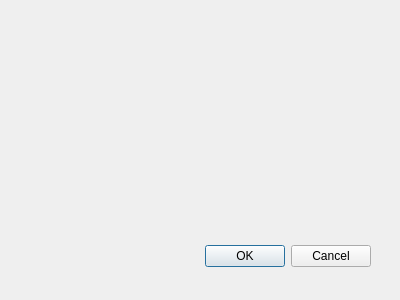
First picture: the form in data-transfer-dialog.ui, repository liuqiang12/UIBasePlatformFrame, before the edit.
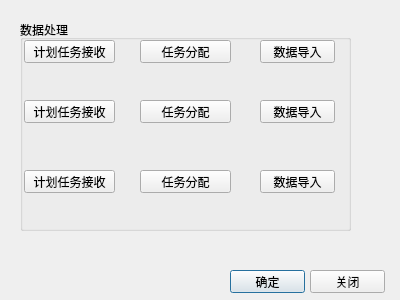
Second picture: the form after the edit.

Patch:
```diff
--- a/data-transfer-dialog.ui
+++ b/data-transfer-dialog.ui
@@ -15,21 +15,161 @@
   <property name="windowTitle">
    <string>Dialog</string>
   </property>
-  <widget name="buttonBox" class="QDialogButtonBox">
+  <widget class="QPushButton" name="pushButton">
    <property name="geometry">
     <rect>
-     <x>30</x>
-     <y>240</y>
-     <width>341</width>
-     <height>32</height>
+     <x>230</x>
+     <y>270</y>
+     <width>75</width>
+     <height>23</height>
     </rect>
    </property>
-   <property name="orientation">
-    <enum>Qt::Horizontal</enum>
+   <property name="text">
+    <string>确定</string>
    </property>
-   <property name="standardButtons">
-    <set>QDialogButtonBox::Cancel|QDialogButtonBox::Ok</set>
+  </widget>
+  <widget class="QPushButton" name="pushButton_2">
+   <property name="geometry">
+    <rect>
+     <x>310</x>
+     <y>270</y>
+     <width>75</width>
+     <height>23</height>
+    </rect>
    </property>
+   <property name="text">
+    <string>关闭</string>
+   </property>
+  </widget>
+  <widget class="QGroupBox" name="groupBox">
+   <property name="geometry">
+    <rect>
+     <x>20</x>
+     <y>20</y>
+     <width>331</width>
+     <height>211</height>
+    </rect>
+   </property>
+   <property name="title">
+    <string>数据处理</string>
+   </property>
+   <widget class="QPushButton" name="pushButton_3">
+    <property name="geometry">
+     <rect>
+      <x>4</x>
+      <y>20</y>
+      <width>91</width>
+      <height>23</height>
+     </rect>
+    </property>
+    <property name="text">
+     <string>计划任务接收</string>
+    </property>
+   </widget>
+   <widget class="QPushButton" name="pushButton_4">
+    <property name="geometry">
+     <rect>
+      <x>120</x>
+      <y>20</y>
+      <width>91</width>
+      <height>23</height>
+     </rect>
+    </property>
+    <property name="text">
+     <string>任务分配</string>
+    </property>
+   </widget>
+   <widget class="QPushButton" name="pushButton_5">
+    <property name="geometry">
+     <rect>
+      <x>240</x>
+      <y>20</y>
+      <width>75</width>
+      <height>23</height>
+     </rect>
+    </property>
+    <property name="text">
+     <string>数据导入</string>
+    </property>
+   </widget>
+   <widget class="QPushButton" name="pushButton_6">
+    <property name="geometry">
+     <rect>
+      <x>240</x>
+      <y>80</y>
+      <width>75</width>
+      <height>23</height>
+     </rect>
+    </property>
+    <property name="text">
+     <string>数据导入</string>
+    </property>
+   </widget>
+   <widget class="QPushButton" name="pushButton_7">
+    <property name="geometry">
+     <rect>
+      <x>120</x>
+      <y>80</y>
+      <width>91</width>
+      <height>23</height>
+     </rect>
+    </property>
+    <property name="text">
+     <string>任务分配</string>
+    </property>
+   </widget>
+   <widget class="QPushButton" name="pushButton_8">
+    <property name="geometry">
+     <rect>
+      <x>4</x>
+      <y>80</y>
+      <width>91</width>
+      <height>23</height>
+     </rect>
+    </property>
+    <property name="text">
+     <string>计划任务接收</string>
+    </property>
+   </widget>
+   <widget class="QPushButton" name="pushButton_9">
+    <property name="geometry">
+     <rect>
+      <x>240</x>
+      <y>150</y>
+      <width>75</width>
+      <height>23</height>
+     </rect>
+    </property>
+    <property name="text">
+     <string>数据导入</string>
+    </property>
+   </widget>
+   <widget class="QPushButton" name="pushButton_10">
+    <property name="geometry">
+     <rect>
+      <x>120</x>
+      <y>150</y>
+      <width>91</width>
+      <height>23</height>
+     </rect>
+    </property>
+    <property name="text">
+     <string>任务分配</string>
+    </property>
+   </widget>
+   <widget class="QPushButton" name="pushButton_11">
+    <property name="geometry">
+     <rect>
+      <x>4</x>
+      <y>150</y>
+      <width>91</width>
+      <height>23</height>
+     </rect>
+    </property>
+    <property name="text">
+     <string>计划任务接收</string>
+    </property>
+   </widget>
   </widget>
  </widget>
  <pixmapfunction/>
```
Left out of the diff: 42 changed lines with no effect on the pictures.
